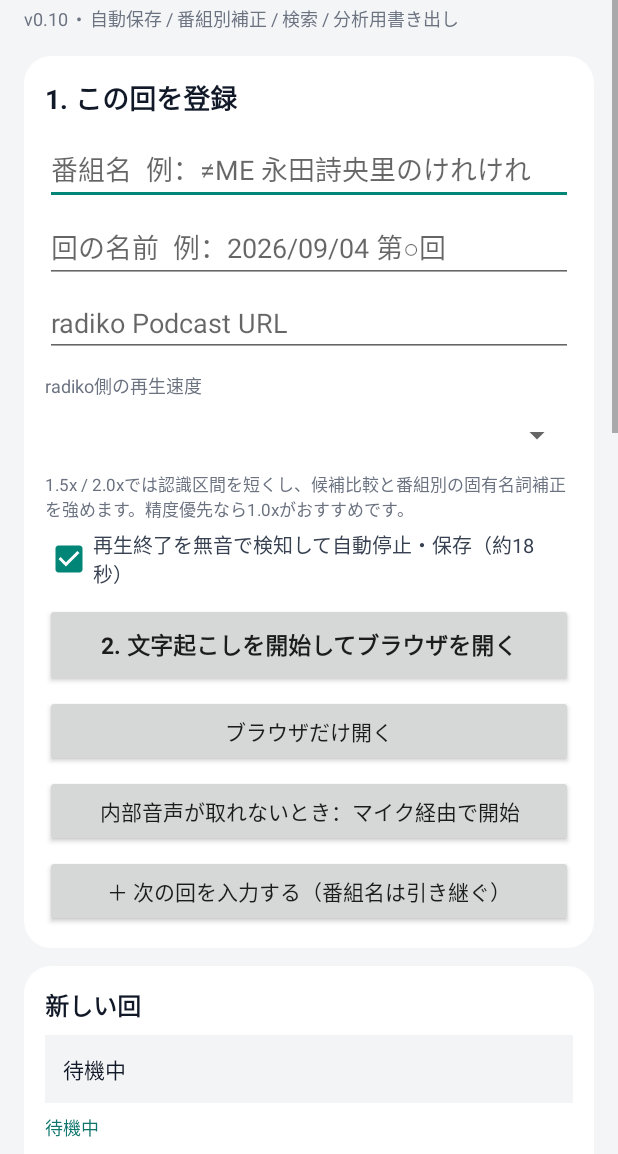
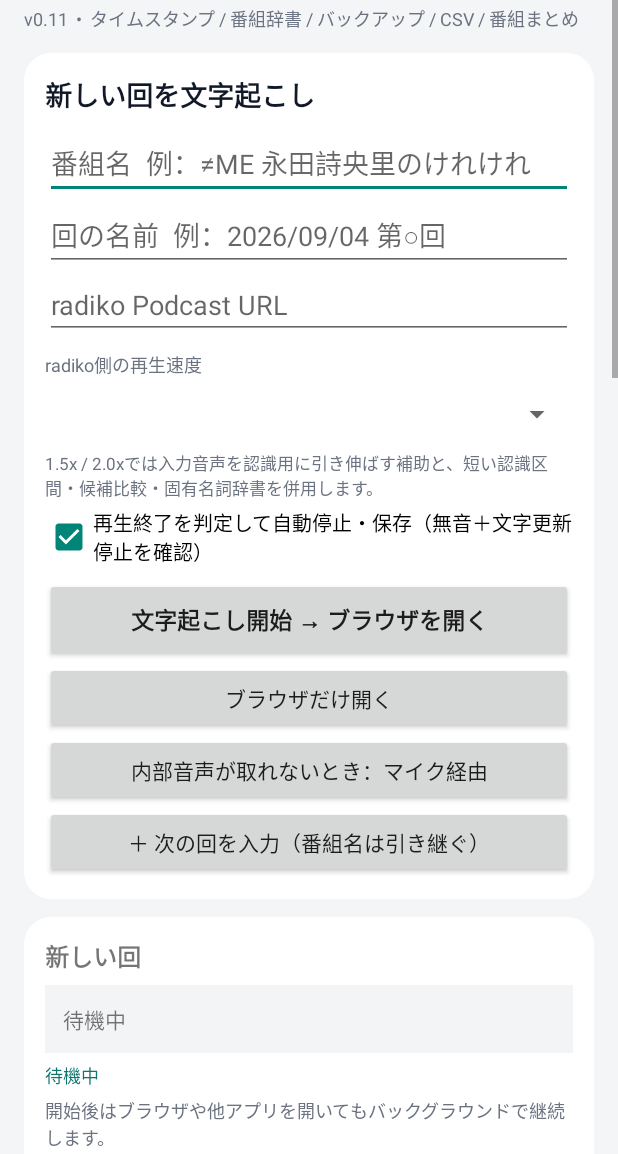
Before and after one commit to ponpains/radiko-transcriber2, an Android app: the layout activity_main.xml on its own in the app's theme, with its tools: preview values and no code run, on a phone screen of 412 x 824 dp, the part 82-1236 px from its top. Run offline under Robolectric (Android 15) with nearby library versions, the light colour scheme and no system bars.

Commit message:
Redesign main screen for long-term radio archive workflow

```diff
--- a/app/src/main/res/layout/activity_main.xml
+++ b/app/src/main/res/layout/activity_main.xml
@@ -1,327 +1,67 @@
 <?xml version="1.0" encoding="utf-8"?>
 <ScrollView xmlns:android="http://schemas.android.com/apk/res/android"
-    android:layout_width="match_parent"
-    android:layout_height="match_parent"
-    android:background="#F4F5F7"
-    android:fillViewport="true">
+    android:layout_width="match_parent" android:layout_height="match_parent"
+    android:background="#F4F5F7" android:fillViewport="true">
+    <LinearLayout android:layout_width="match_parent" android:layout_height="wrap_content" android:orientation="vertical" android:padding="16dp">
 
-    <LinearLayout
-        android:layout_width="match_parent"
-        android:layout_height="wrap_content"
-        android:orientation="vertical"
-        android:padding="16dp">
+        <TextView android:layout_width="match_parent" android:layout_height="wrap_content" android:text="ラジオ文字起こし" android:textColor="#111827" android:textSize="25sp" android:textStyle="bold"/>
+        <TextView android:layout_width="match_parent" android:layout_height="wrap_content" android:layout_marginTop="3dp" android:text="v0.11  •  タイムスタンプ / 番組辞書 / バックアップ / CSV / 番組まとめ" android:textColor="#6B7280" android:textSize="12sp"/>
 
-        <TextView
-            android:layout_width="match_parent"
-            android:layout_height="wrap_content"
-            android:text="ラジオ文字起こし"
-            android:textColor="#111827"
-            android:textSize="25sp"
-            android:textStyle="bold"/>
-
-        <TextView
-            android:layout_width="match_parent"
-            android:layout_height="wrap_content"
-            android:layout_marginTop="3dp"
-            android:text="v0.10  •  自動保存 / 番組別補正 / 検索 / 分析用書き出し"
-            android:textColor="#6B7280"
-            android:textSize="12sp"/>
-
-        <LinearLayout
-            android:layout_width="match_parent"
-            android:layout_height="wrap_content"
-            android:layout_marginTop="16dp"
-            android:background="@drawable/panel"
-            android:orientation="vertical">
-
-            <TextView
-                android:layout_width="match_parent"
-                android:layout_height="wrap_content"
-                android:text="1. この回を登録"
-                android:textColor="#111827"
-                android:textSize="18sp"
-                android:textStyle="bold"/>
-
-            <EditText
-                android:id="@+id/programInput"
-                android:layout_width="match_parent"
-                android:layout_height="wrap_content"
-                android:layout_marginTop="10dp"
-                android:hint="番組名  例：≠ME 永田詩央里のけれけれ"
-                android:inputType="text"
-                android:singleLine="true"/>
-
-            <EditText
-                android:id="@+id/episodeInput"
-                android:layout_width="match_parent"
-                android:layout_height="wrap_content"
-                android:layout_marginTop="4dp"
-                android:hint="回の名前  例：2026/09/04 第○回"
-                android:inputType="text"
-                android:singleLine="true"/>
-
-            <EditText
-                android:id="@+id/urlInput"
-                android:layout_width="match_parent"
-                android:layout_height="wrap_content"
-                android:layout_marginTop="4dp"
-                android:hint="radiko Podcast URL"
-                android:inputType="textUri"
-                android:singleLine="true"/>
-
-            <TextView
-                android:layout_width="match_parent"
-                android:layout_height="wrap_content"
-                android:layout_marginTop="10dp"
-                android:text="radiko側の再生速度"
-                android:textColor="#6B7280"
-                android:textSize="12sp"/>
-
-            <Spinner
-                android:id="@+id/playbackSpeedSpinner"
-                android:layout_width="match_parent"
-                android:layout_height="48dp"/>
-
-            <TextView
-                android:layout_width="match_parent"
-                android:layout_height="wrap_content"
-                android:text="1.5x / 2.0xでは認識区間を短くし、候補比較と番組別の固有名詞補正を強めます。精度優先なら1.0xがおすすめです。"
-                android:textColor="#6B7280"
-                android:textSize="11sp"/>
-
-            <CheckBox
-                android:id="@+id/autoStopCheck"
-                android:layout_width="match_parent"
-                android:layout_height="wrap_content"
-                android:layout_marginTop="6dp"
-                android:checked="true"
-                android:text="再生終了を無音で検知して自動停止・保存（約18秒）"
-                android:textColor="#374151"
-                android:textSize="13sp"/>
-
-            <Button
-                android:id="@+id/startButton"
-                android:layout_width="match_parent"
-                android:layout_height="56dp"
-                android:layout_marginTop="10dp"
-                android:text="2. 文字起こしを開始してブラウザを開く"
-                android:textSize="15sp"
-                android:textStyle="bold"/>
-
-            <Button
-                android:id="@+id/openBrowserButton"
-                android:layout_width="match_parent"
-                android:layout_height="wrap_content"
-                android:layout_marginTop="5dp"
-                android:text="ブラウザだけ開く"/>
-
-            <Button
-                android:id="@+id/micStartButton"
-                android:layout_width="match_parent"
-                android:layout_height="wrap_content"
-                android:layout_marginTop="5dp"
-                android:text="内部音声が取れないとき：マイク経由で開始"/>
-
-            <Button
-                android:id="@+id/newEpisodeButton"
-                android:layout_width="match_parent"
-                android:layout_height="wrap_content"
-                android:layout_marginTop="5dp"
-                android:text="＋ 次の回を入力する（番組名は引き継ぐ）"/>
+        <LinearLayout android:layout_width="match_parent" android:layout_height="wrap_content" android:layout_marginTop="14dp" android:background="@drawable/panel" android:orientation="vertical">
+            <TextView android:layout_width="match_parent" android:layout_height="wrap_content" android:text="新しい回を文字起こし" android:textColor="#111827" android:textSize="18sp" android:textStyle="bold"/>
+            <EditText android:id="@+id/programInput" android:layout_width="match_parent" android:layout_height="wrap_content" android:layout_marginTop="8dp" android:hint="番組名  例：≠ME 永田詩央里のけれけれ" android:singleLine="true"/>
+            <EditText android:id="@+id/episodeInput" android:layout_width="match_parent" android:layout_height="wrap_content" android:hint="回の名前  例：2026/09/04 第○回" android:singleLine="true"/>
+            <EditText android:id="@+id/urlInput" android:layout_width="match_parent" android:layout_height="wrap_content" android:hint="radiko Podcast URL" android:inputType="textUri" android:singleLine="true"/>
+            <TextView android:layout_width="match_parent" android:layout_height="wrap_content" android:layout_marginTop="8dp" android:text="radiko側の再生速度" android:textColor="#6B7280" android:textSize="12sp"/>
+            <Spinner android:id="@+id/playbackSpeedSpinner" android:layout_width="match_parent" android:layout_height="48dp"/>
+            <TextView android:layout_width="match_parent" android:layout_height="wrap_content" android:text="1.5x / 2.0xでは入力音声を認識用に引き伸ばす補助と、短い認識区間・候補比較・固有名詞辞書を併用します。" android:textColor="#6B7280" android:textSize="11sp"/>
+            <CheckBox android:id="@+id/autoStopCheck" android:layout_width="match_parent" android:layout_height="wrap_content" android:layout_marginTop="5dp" android:checked="true" android:text="再生終了を判定して自動停止・保存（無音＋文字更新停止を確認）" android:textSize="13sp"/>
+            <Button android:id="@+id/startButton" android:layout_width="match_parent" android:layout_height="56dp" android:layout_marginTop="8dp" android:text="文字起こし開始 → ブラウザを開く" android:textStyle="bold" android:textSize="15sp"/>
+            <Button android:id="@+id/openBrowserButton" android:layout_width="match_parent" android:layout_height="wrap_content" android:text="ブラウザだけ開く"/>
+            <Button android:id="@+id/micStartButton" android:layout_width="match_parent" android:layout_height="wrap_content" android:text="内部音声が取れないとき：マイク経由"/>
+            <Button android:id="@+id/newEpisodeButton" android:layout_width="match_parent" android:layout_height="wrap_content" android:text="＋ 次の回を入力（番組名は引き継ぐ）"/>
         </LinearLayout>
 
-        <LinearLayout
-            android:layout_width="match_parent"
-            android:layout_height="wrap_content"
-            android:layout_marginTop="12dp"
-            android:background="@drawable/panel"
-            android:orientation="vertical">
-
-            <TextView
-                android:id="@+id/currentEpisodeLabel"
-                android:layout_width="match_parent"
-                android:layout_height="wrap_content"
-                android:text="新しい回"
-                android:textColor="#111827"
-                android:textSize="16sp"
-                android:textStyle="bold"/>
-
-            <TextView
-                android:id="@+id/status"
-                android:layout_width="match_parent"
-                android:layout_height="wrap_content"
-                android:layout_marginTop="8dp"
-                android:background="#F3F4F6"
-                android:padding="12dp"
-                android:text="待機中"
-                android:textColor="#111827"
-                android:textSize="14sp"/>
-
-            <TextView
-                android:id="@+id/meter"
-                android:layout_width="match_parent"
-                android:layout_height="wrap_content"
-                android:layout_marginTop="7dp"
-                android:text="待機中"
-                android:textColor="#0F766E"
-                android:textSize="12sp"/>
-
-            <TextView
-                android:layout_width="match_parent"
-                android:layout_height="wrap_content"
-                android:layout_marginTop="6dp"
-                android:text="開始後はブラウザや他アプリを開いてもバックグラウンドで継続します。再生終了を検知すると自動で停止・保存します。"
-                android:textColor="#6B7280"
-                android:textSize="12sp"/>
-
-            <Button
-                android:id="@+id/stopButton"
-                android:layout_width="match_parent"
-                android:layout_height="wrap_content"
-                android:layout_marginTop="9dp"
-                android:enabled="false"
-                android:text="今すぐ停止して保存"/>
+        <LinearLayout android:layout_width="match_parent" android:layout_height="wrap_content" android:layout_marginTop="12dp" android:background="@drawable/panel" android:orientation="vertical">
+            <TextView android:id="@+id/currentEpisodeLabel" android:layout_width="match_parent" android:layout_height="wrap_content" android:text="新しい回" android:textSize="16sp" android:textStyle="bold"/>
+            <TextView android:id="@+id/status" android:layout_width="match_parent" android:layout_height="wrap_content" android:layout_marginTop="7dp" android:background="#F3F4F6" android:padding="12dp" android:text="待機中" android:textSize="14sp"/>
+            <TextView android:id="@+id/meter" android:layout_width="match_parent" android:layout_height="wrap_content" android:layout_marginTop="6dp" android:text="待機中" android:textColor="#0F766E" android:textSize="12sp"/>
+            <TextView android:layout_width="match_parent" android:layout_height="wrap_content" android:layout_marginTop="5dp" android:text="開始後はブラウザや他アプリを開いてもバックグラウンドで継続します。" android:textColor="#6B7280" android:textSize="12sp"/>
+            <Button android:id="@+id/stopButton" android:layout_width="match_parent" android:layout_height="wrap_content" android:layout_marginTop="7dp" android:enabled="false" android:text="今すぐ停止して保存"/>
         </LinearLayout>
 
-        <LinearLayout
-            android:layout_width="match_parent"
-            android:layout_height="wrap_content"
-            android:layout_marginTop="12dp"
-            android:background="@drawable/panel"
-            android:orientation="vertical">
-
-            <TextView
-                android:layout_width="match_parent"
-                android:layout_height="wrap_content"
-                android:text="現在の文字起こし"
-                android:textColor="#111827"
-                android:textSize="18sp"
-                android:textStyle="bold"/>
-
-            <TextView
-                android:layout_width="match_parent"
-                android:layout_height="wrap_content"
-                android:layout_marginTop="4dp"
-                android:text="文章は適宜段落分けして保存します。枠内をそのまま上下にスワイプして全文を読めます。"
-                android:textColor="#6B7280"
-                android:textSize="12sp"/>
-
-            <EditText
-                android:id="@+id/transcript"
-                android:layout_width="match_parent"
-                android:layout_height="360dp"
-                android:layout_marginTop="8dp"
-                android:background="#FFFFFF"
-                android:fadeScrollbars="false"
-                android:gravity="top|start"
-                android:inputType="textMultiLine|textCapSentences"
-                android:nestedScrollingEnabled="true"
-                android:overScrollMode="always"
-                android:padding="12dp"
-                android:scrollbars="vertical"
-                android:textColor="#111827"
-                android:textSize="15sp"/>
-
-            <TextView
-                android:id="@+id/correctionHint"
-                android:layout_width="match_parent"
-                android:layout_height="wrap_content"
-                android:layout_marginTop="8dp"
-                android:text="停止後に固有名詞などを直して「この修正を学習」を押すと、次回から番組別に補正します。"
-                android:textColor="#0F766E"
-                android:textSize="12sp"/>
-
-            <Button
-                android:id="@+id/learnButton"
-                android:layout_width="match_parent"
-                android:layout_height="wrap_content"
-                android:layout_marginTop="6dp"
-                android:text="この修正を学習"/>
-
-            <Button
-                android:id="@+id/copyButton"
-                android:layout_width="match_parent"
-                android:layout_height="wrap_content"
-                android:layout_marginTop="5dp"
-                android:text="この回を情報つきでコピー"/>
+        <LinearLayout android:layout_width="match_parent" android:layout_height="wrap_content" android:layout_marginTop="12dp" android:background="@drawable/panel" android:orientation="vertical">
+            <TextView android:layout_width="match_parent" android:layout_height="wrap_content" android:text="現在の文字起こし" android:textSize="18sp" android:textStyle="bold"/>
+            <TextView android:layout_width="match_parent" android:layout_height="wrap_content" android:layout_marginTop="3dp" android:text="話題転換・無音・長さを見ながら段落を分けます。枠内は独立して上下スクロールできます。" android:textColor="#6B7280" android:textSize="12sp"/>
+            <EditText android:id="@+id/transcript" android:layout_width="match_parent" android:layout_height="360dp" android:layout_marginTop="7dp" android:background="#FFFFFF" android:fadeScrollbars="false" android:gravity="top|start" android:inputType="textMultiLine" android:nestedScrollingEnabled="true" android:overScrollMode="always" android:padding="12dp" android:scrollbars="vertical" android:textSize="15sp"/>
+            <TextView android:id="@+id/correctionHint" android:layout_width="match_parent" android:layout_height="wrap_content" android:layout_marginTop="7dp" android:text="停止後に固有名詞などを直すと、番組別辞書として学習できます。" android:textColor="#0F766E" android:textSize="12sp"/>
+            <Button android:id="@+id/learnButton" android:layout_width="match_parent" android:layout_height="wrap_content" android:text="この修正を学習"/>
+            <Button android:id="@+id/detailButton" android:layout_width="match_parent" android:layout_height="wrap_content" android:text="この回の詳細・タイムラインを開く"/>
+            <Button android:id="@+id/copyButton" android:layout_width="match_parent" android:layout_height="wrap_content" android:text="タイムスタンプ付きでコピー"/>
         </LinearLayout>
 
-        <LinearLayout
-            android:layout_width="match_parent"
-            android:layout_height="wrap_content"
-            android:layout_marginTop="12dp"
-            android:background="@drawable/panel"
-            android:orientation="vertical">
-
-            <TextView
-                android:layout_width="match_parent"
-                android:layout_height="wrap_content"
-                android:text="文字起こしアーカイブ"
-                android:textColor="#111827"
-                android:textSize="18sp"
-                android:textStyle="bold"/>
-
-            <TextView
-                android:id="@+id/libraryCount"
-                android:layout_width="match_parent"
-                android:layout_height="wrap_content"
-                android:layout_marginTop="3dp"
-                android:text="0回保存済み"
-                android:textColor="#6B7280"
-                android:textSize="12sp"/>
-
-            <Spinner
-                android:id="@+id/libraryProgramFilter"
-                android:layout_width="match_parent"
-                android:layout_height="48dp"
-                android:layout_marginTop="7dp"/>
-
-            <EditText
-                android:id="@+id/librarySearch"
-                android:layout_width="match_parent"
-                android:layout_height="wrap_content"
-                android:hint="番組名・回名・トーク内容を全文検索"
-                android:inputType="text"
-                android:singleLine="true"/>
-
-            <TextView
-                android:layout_width="match_parent"
-                android:layout_height="wrap_content"
-                android:layout_marginTop="5dp"
-                android:text="カードをタップで全文表示 / 長押しで削除"
-                android:textColor="#6B7280"
-                android:textSize="11sp"/>
-
-            <LinearLayout
-                android:id="@+id/libraryContainer"
-                android:layout_width="match_parent"
-                android:layout_height="wrap_content"
-                android:layout_marginTop="5dp"
-                android:orientation="vertical"/>
-
-            <Button
-                android:id="@+id/exportJsonButton"
-                android:layout_width="match_parent"
-                android:layout_height="wrap_content"
-                android:layout_marginTop="10dp"
-                android:text="全回＋修正辞書を分析用JSONで書き出す"/>
-
-            <TextView
-                android:layout_width="match_parent"
-                android:layout_height="wrap_content"
-                android:layout_marginTop="5dp"
-                android:text="JSONには番組名・回名・URL・日時・生の認識結果・修正版全文・学習した表記補正が入ります。"
-                android:textColor="#6B7280"
-                android:textSize="12sp"/>
+        <LinearLayout android:layout_width="match_parent" android:layout_height="wrap_content" android:layout_marginTop="12dp" android:background="@drawable/panel" android:orientation="vertical">
+            <TextView android:layout_width="match_parent" android:layout_height="wrap_content" android:text="アーカイブ" android:textSize="18sp" android:textStyle="bold"/>
+            <TextView android:id="@+id/libraryCount" android:layout_width="match_parent" android:layout_height="wrap_content" android:layout_marginTop="3dp" android:text="0回保存済み" android:textColor="#6B7280" android:textSize="12sp"/>
+            <LinearLayout android:layout_width="match_parent" android:layout_height="wrap_content" android:orientation="horizontal">
+                <Button android:id="@+id/programSummaryButton" android:layout_width="0dp" android:layout_height="wrap_content" android:layout_weight="1" android:text="番組まとめ"/>
+                <Button android:id="@+id/dictionaryButton" android:layout_width="0dp" android:layout_height="wrap_content" android:layout_weight="1" android:text="修正辞書"/>
+            </LinearLayout>
+            <Spinner android:id="@+id/libraryProgramFilter" android:layout_width="match_parent" android:layout_height="48dp" android:layout_marginTop="3dp"/>
+            <EditText android:id="@+id/librarySearch" android:layout_width="match_parent" android:layout_height="wrap_content" android:hint="回名・本文・タグ・メモまで全文検索" android:singleLine="true"/>
+            <TextView android:layout_width="match_parent" android:layout_height="wrap_content" android:text="カードをタップすると独立した詳細画面を開きます。" android:textColor="#6B7280" android:textSize="11sp"/>
+            <LinearLayout android:id="@+id/libraryContainer" android:layout_width="match_parent" android:layout_height="wrap_content" android:orientation="vertical" android:layout_marginTop="5dp"/>
         </LinearLayout>
 
-        <TextView
-            android:layout_width="match_parent"
-            android:layout_height="wrap_content"
-            android:layout_marginTop="14dp"
-            android:paddingBottom="18dp"
-            android:text="推奨：ブラウザ再生＋内部音声。長時間の番組は1.0xが最も安定し、1.5x / 2.0xは高速再生補助モードとして認識を細かく区切って処理します。"
-            android:textColor="#92400E"
-            android:textSize="12sp"/>
+        <LinearLayout android:layout_width="match_parent" android:layout_height="wrap_content" android:layout_marginTop="12dp" android:background="@drawable/panel" android:orientation="vertical">
+            <TextView android:layout_width="match_parent" android:layout_height="wrap_content" android:text="データ管理" android:textSize="18sp" android:textStyle="bold"/>
+            <TextView android:layout_width="match_parent" android:layout_height="wrap_content" android:layout_marginTop="3dp" android:text="停止・保存時には端末内に3世代の自動バックアップも作ります。" android:textColor="#6B7280" android:textSize="12sp"/>
+            <Button android:id="@+id/backupJsonButton" android:layout_width="match_parent" android:layout_height="wrap_content" android:text="完全バックアップJSONを書き出す"/>
+            <Button android:id="@+id/exportCsvButton" android:layout_width="match_parent" android:layout_height="wrap_content" android:text="一覧・分析用CSVを書き出す"/>
+            <Button android:id="@+id/restoreBackupButton" android:layout_width="match_parent" android:layout_height="wrap_content" android:text="完全バックアップJSONから復元"/>
+            <Button android:id="@+id/restoreAutoButton" android:layout_width="match_parent" android:layout_height="wrap_content" android:text="直近の自動バックアップから復元"/>
+        </LinearLayout>
+
+        <TextView android:layout_width="match_parent" android:layout_height="wrap_content" android:layout_marginTop="14dp" android:paddingBottom="18dp" android:text="推奨：ブラウザ再生＋内部音声。大量の回を蓄積した後は、番組まとめ・全文検索・タグ・タイムライン・JSON/CSVを使って内容を振り返れます。" android:textColor="#92400E" android:textSize="12sp"/>
     </LinearLayout>
 </ScrollView>
```
